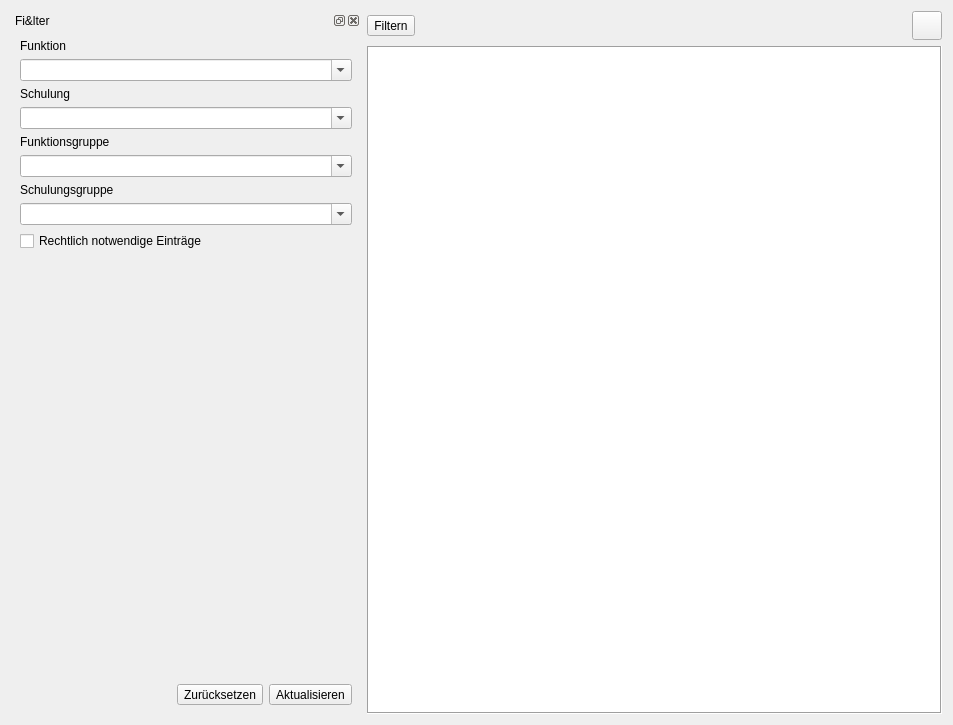
Before: the Qt Designer form ui/qmqualimatrixwidget.ui in Christian-Kr/QualificationMatrix, drawn with Qt 5.
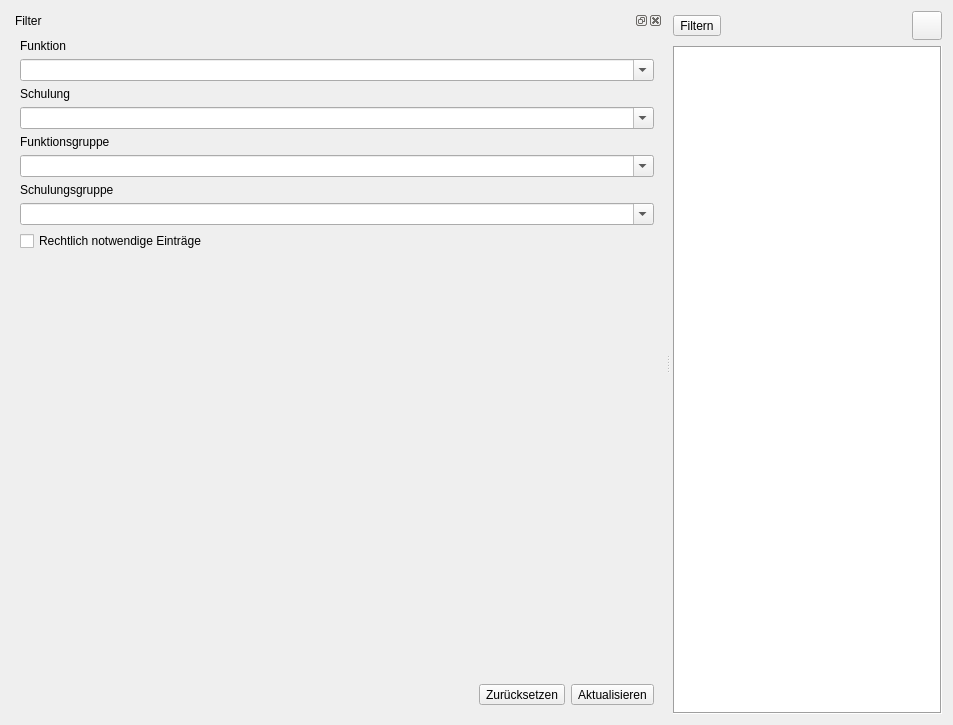
After: the same form once the commit is applied. Icons and pictures are not drawn. Custom widgets are drawn as their Qt base class.

Commit message: Put filter dock widget into splitter

```diff
--- a/ui/qmqualimatrixwidget.ui
+++ b/ui/qmqualimatrixwidget.ui
@@ -14,134 +14,32 @@
    <string>Form</string>
   </property>
   <layout class="QGridLayout" name="gridLayout">
-   <item row="1" column="1">
-    <widget class="QMTableView" name="tvQualiMatrix">
-     <property name="autoFillBackground">
-      <bool>true</bool>
-     </property>
-     <property name="styleSheet">
-      <string notr="true">QTableCornerButton::section {
-	background-color: qlineargradient(x1: 0, y1: 0, x2: 0, y2: 1, stop: 0 white, stop: 1 white); 
-}</string>
-     </property>
-     <property name="frameShape">
-      <enum>QFrame::Box</enum>
-     </property>
-     <property name="sizeAdjustPolicy">
-      <enum>QAbstractScrollArea::AdjustToContents</enum>
-     </property>
-     <property name="alternatingRowColors">
-      <bool>false</bool>
-     </property>
-     <property name="selectionMode">
-      <enum>QAbstractItemView::SingleSelection</enum>
-     </property>
-     <property name="selectionBehavior">
-      <enum>QAbstractItemView::SelectItems</enum>
-     </property>
-     <property name="verticalScrollMode">
-      <enum>QAbstractItemView::ScrollPerItem</enum>
-     </property>
-     <property name="horizontalScrollMode">
-      <enum>QAbstractItemView::ScrollPerItem</enum>
-     </property>
-     <property name="showGrid">
-      <bool>false</bool>
-     </property>
-     <property name="cornerButtonEnabled">
-      <bool>false</bool>
-     </property>
-     <attribute name="horizontalHeaderDefaultSectionSize">
-      <number>30</number>
-     </attribute>
-     <attribute name="horizontalHeaderMinimumSectionSize">
-      <number>30</number>
-     </attribute>
-    </widget>
-   </item>
-   <item row="0" column="1">
-    <layout class="QHBoxLayout" name="horizontalLayout">
-     <item>
-      <widget class="QToolButton" name="tbFilterVisible">
-       <property name="minimumSize">
-        <size>
-         <width>0</width>
-         <height>0</height>
-        </size>
-       </property>
-       <property name="text">
-        <string>Filtern</string>
-       </property>
-       <property name="icon">
-        <iconset resource="../icons.qrc">
-         <normaloff>:/icons/icons/view-filter.svg</normaloff>:/icons/icons/view-filter.svg</iconset>
-       </property>
-       <property name="iconSize">
-        <size>
-         <width>22</width>
-         <height>22</height>
-        </size>
-       </property>
-       <property name="toolButtonStyle">
-        <enum>Qt::ToolButtonTextBesideIcon</enum>
-       </property>
-      </widget>
-     </item>
-     <item>
-      <spacer name="horizontalSpacer_2">
+   <item row="0" column="0">
+    <widget class="QSplitter" name="splitter">
        <property name="orientation">
         <enum>Qt::Horizontal</enum>
        </property>
-       <property name="sizeHint" stdset="0">
-        <size>
-         <width>40</width>
-         <height>20</height>
-        </size>
-       </property>
-      </spacer>
-     </item>
-     <item>
-      <widget class="QToolButton" name="tbLock">
-       <property name="text">
-        <string/>
-       </property>
-       <property name="icon">
-        <iconset resource="../icons.qrc">
-         <normaloff>:/icons/icons/document-encrypted.svg</normaloff>
-         <normalon>:/icons/icons/document-decrypt.svg</normalon>:/icons/icons/document-encrypted.svg</iconset>
-       </property>
-       <property name="iconSize">
-        <size>
-         <width>22</width>
-         <height>22</height>
-        </size>
-       </property>
-       <property name="shortcut">
-        <string>Ctrl+L</string>
-       </property>
-       <property name="checkable">
-        <bool>true</bool>
-       </property>
-      </widget>
-     </item>
-    </layout>
-   </item>
-   <item row="0" column="0" rowspan="2">
+     <property name="opaqueResize">
+      <bool>false</bool>
+     </property>
+     <property name="handleWidth">
+      <number>10</number>
+     </property>
     <widget class="QDockWidget" name="dwFilter">
      <property name="minimumSize">
       <size>
-       <width>336</width>
+        <width>300</width>
        <height>494</height>
       </size>
      </property>
      <property name="maximumSize">
       <size>
-       <width>350</width>
-       <height>524287</height>
+        <width>16777215</width>
+        <height>16777215</height>
       </size>
      </property>
      <property name="windowTitle">
-      <string>Fi&amp;lter</string>
+       <string>Filter</string>
      </property>
      <widget class="QWidget" name="dockWidgetContents">
       <layout class="QVBoxLayout" name="verticalLayout">
@@ -316,6 +214,123 @@
           </widget>
          </item>
         </layout>
+        </item>
+       </layout>
+      </widget>
+     </widget>
+     <widget class="QWidget" name="">
+      <layout class="QVBoxLayout" name="verticalLayout_2">
+       <item>
+        <layout class="QHBoxLayout" name="horizontalLayout">
+         <item>
+          <widget class="QToolButton" name="tbFilterVisible">
+           <property name="minimumSize">
+            <size>
+             <width>0</width>
+             <height>0</height>
+            </size>
+           </property>
+           <property name="text">
+            <string>Filtern</string>
+           </property>
+           <property name="icon">
+            <iconset resource="../icons.qrc">
+             <normaloff>:/icons/icons/view-filter.svg</normaloff>:/icons/icons/view-filter.svg</iconset>
+           </property>
+           <property name="iconSize">
+            <size>
+             <width>22</width>
+             <height>22</height>
+            </size>
+           </property>
+           <property name="toolButtonStyle">
+            <enum>Qt::ToolButtonTextBesideIcon</enum>
+           </property>
+          </widget>
+         </item>
+         <item>
+          <spacer name="horizontalSpacer_2">
+           <property name="orientation">
+            <enum>Qt::Horizontal</enum>
+           </property>
+           <property name="sizeHint" stdset="0">
+            <size>
+             <width>40</width>
+             <height>20</height>
+            </size>
+           </property>
+          </spacer>
+         </item>
+         <item>
+          <widget class="QToolButton" name="tbLock">
+           <property name="text">
+            <string/>
+           </property>
+           <property name="icon">
+            <iconset resource="../icons.qrc">
+             <normaloff>:/icons/icons/document-encrypted.svg</normaloff>
+             <normalon>:/icons/icons/document-decrypt.svg</normalon>:/icons/icons/document-encrypted.svg</iconset>
+           </property>
+           <property name="iconSize">
+            <size>
+             <width>22</width>
+             <height>22</height>
+            </size>
+           </property>
+           <property name="shortcut">
+            <string>Ctrl+L</string>
+           </property>
+           <property name="checkable">
+            <bool>true</bool>
+           </property>
+          </widget>
+         </item>
+        </layout>
+       </item>
+       <item>
+        <widget class="QMTableView" name="tvQualiMatrix">
+         <property name="autoFillBackground">
+          <bool>true</bool>
+         </property>
+         <property name="styleSheet">
+          <string notr="true">QTableCornerButton::section {
+	background-color: qlineargradient(x1: 0, y1: 0, x2: 0, y2: 1, stop: 0 white, stop: 1 white); 
+}</string>
+         </property>
+         <property name="frameShape">
+          <enum>QFrame::Box</enum>
+         </property>
+         <property name="sizeAdjustPolicy">
+          <enum>QAbstractScrollArea::AdjustToContents</enum>
+         </property>
+         <property name="alternatingRowColors">
+          <bool>false</bool>
+         </property>
+         <property name="selectionMode">
+          <enum>QAbstractItemView::SingleSelection</enum>
+         </property>
+         <property name="selectionBehavior">
+          <enum>QAbstractItemView::SelectItems</enum>
+         </property>
+         <property name="verticalScrollMode">
+          <enum>QAbstractItemView::ScrollPerItem</enum>
+         </property>
+         <property name="horizontalScrollMode">
+          <enum>QAbstractItemView::ScrollPerItem</enum>
+         </property>
+         <property name="showGrid">
+          <bool>false</bool>
+         </property>
+         <property name="cornerButtonEnabled">
+          <bool>false</bool>
+         </property>
+         <attribute name="horizontalHeaderMinimumSectionSize">
+          <number>30</number>
+         </attribute>
+         <attribute name="horizontalHeaderDefaultSectionSize">
+          <number>30</number>
+         </attribute>
+        </widget>
        </item>
       </layout>
      </widget>
```
Lines whose indentation alone changed are shown as unchanged.
